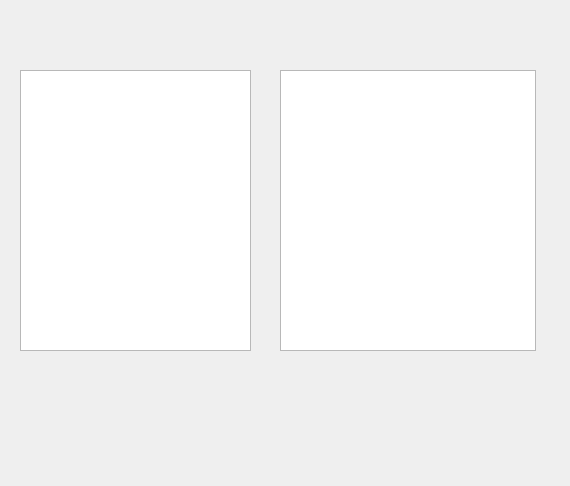
Above: Sources/mapeditorform.ui from griefly/griefly before the change. Below: the same form after it.
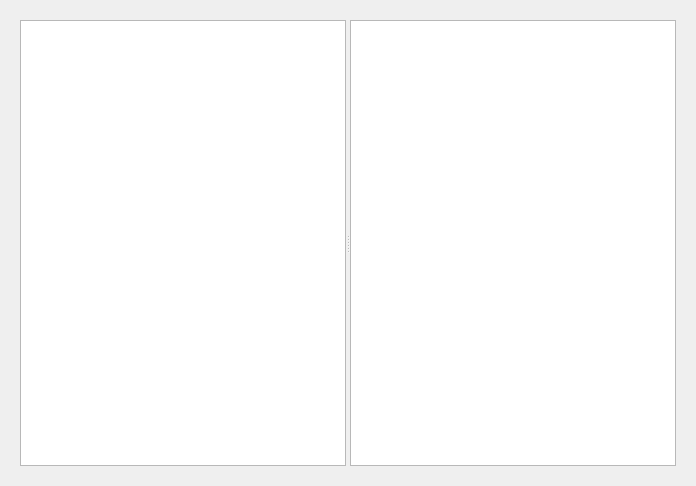
That is the form after the change.

```diff
--- a/Sources/mapeditorform.ui
+++ b/Sources/mapeditorform.ui
@@ -6,33 +6,37 @@
    <rect>
     <x>0</x>
     <y>0</y>
-    <width>570</width>
+    <width>696</width>
     <height>486</height>
    </rect>
   </property>
   <property name="windowTitle">
    <string>Map Editor</string>
   </property>
-  <widget class="QListWidget" name="listWidget">
-   <property name="geometry">
-    <rect>
-     <x>20</x>
-     <y>70</y>
-     <width>231</width>
-     <height>281</height>
-    </rect>
-   </property>
-  </widget>
-  <widget class="QGraphicsView" name="graphicsView">
-   <property name="geometry">
-    <rect>
-     <x>280</x>
-     <y>70</y>
-     <width>256</width>
-     <height>281</height>
-    </rect>
-   </property>
-  </widget>
+  <layout class="QGridLayout" name="gridLayout_2">
+   <item row="0" column="0">
+    <widget class="QWidget" name="widget" native="true">
+     <layout class="QGridLayout" name="gridLayout">
+      <item row="0" column="0">
+       <widget class="QSplitter" name="splitter">
+        <property name="orientation">
+         <enum>Qt::Horizontal</enum>
+        </property>
+        <widget class="QListWidget" name="listWidget">
+         <property name="minimumSize">
+          <size>
+           <width>300</width>
+           <height>0</height>
+          </size>
+         </property>
+        </widget>
+        <widget class="QGraphicsView" name="graphicsView"/>
+       </widget>
+      </item>
+     </layout>
+    </widget>
+   </item>
+  </layout>
  </widget>
  <resources/>
  <connections/>
```
